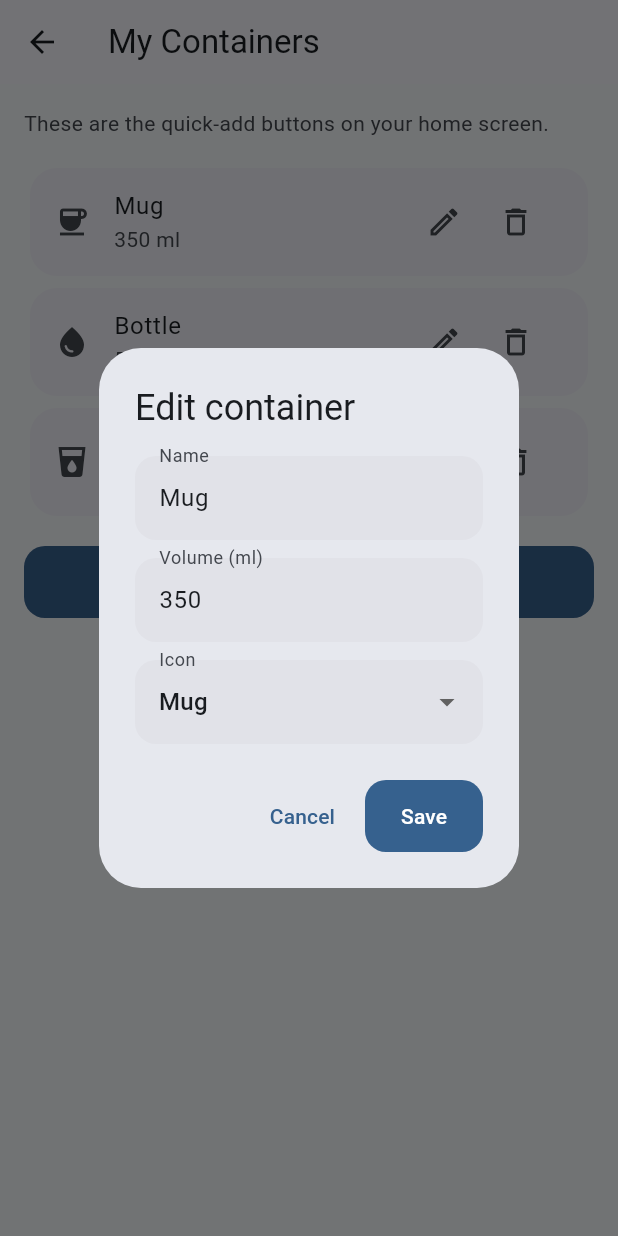
After one commit to jit-d/Aqua, a Flutter app: the ContainersScreen screen opened directly, after a tap on the "edit" icon, on a phone screen of 412 x 824 dp. The commit adds this screen. Run offline on Flutter 3.47's test engine with Material 3 defaults, Android fonts, the phone set to English and light mode, and no system bars; our stand-ins replace fl_chart, flutter_local_notifications, shared_preferences, sqflite, timezone; accounts and stored records are empty; statements that could not run were skipped.

Commit message:
Feature: custom containers with dynamic quick-add

```diff
--- /dev/null
+++ b/lib/database/container_dao.dart
@@ -0,0 +1,28 @@
+import '../models/container.dart';
+import 'database_helper.dart';
+
+class ContainerDao {
+  final DatabaseHelper _dbHelper = DatabaseHelper();
+
+  Future<List<WaterContainer>> getAll() async {
+    final db = await _dbHelper.database;
+    final rows = await db.query('containers', orderBy: 'id ASC');
+    return rows.map(WaterContainer.fromMap).toList();
+  }
+
+  Future<int> insert(WaterContainer container) async {
+    final db = await _dbHelper.database;
+    return db.insert('containers', container.toMap());
+  }
+
+  Future<int> update(WaterContainer container) async {
+    final db = await _dbHelper.database;
+    return db.update('containers', container.toMap(),
+        where: 'id = ?', whereArgs: [container.id]);
+  }
+
+  Future<int> delete(int id) async {
+    final db = await _dbHelper.database;
+    return db.delete('containers', where: 'id = ?', whereArgs: [id]);
+  }
+}
--- a/lib/database/database_helper.dart
+++ b/lib/database/database_helper.dart
@@ -65,11 +65,28 @@ class DatabaseHelper {
         progress INTEGER
       )
     ''');
+    await db.execute('''
+      CREATE TABLE containers (
+        id INTEGER PRIMARY KEY AUTOINCREMENT,
+        name TEXT NOT NULL,
+        volume_ml INTEGER NOT NULL,
+        icon TEXT NOT NULL
+      )
+    ''');
     await db.execute('CREATE INDEX idx_water_local_date ON water_entries(local_date)');
   }
 
   Future<void> _onUpgrade(Database db, int oldVersion, int newVersion) async {
-    // Future migrations go here.
+    if (oldVersion < 2) {
+      await db.execute('''
+        CREATE TABLE containers (
+          id INTEGER PRIMARY KEY AUTOINCREMENT,
+          name TEXT NOT NULL,
+          volume_ml INTEGER NOT NULL,
+          icon TEXT NOT NULL
+        )
+      ''');
+    }
   }
 
   Future<void> close() async {
--- a/lib/main.dart
+++ b/lib/main.dart
@@ -2,6 +2,7 @@ import 'package:flutter/material.dart';
 import 'package:provider/provider.dart';
 import 'app/app.dart';
 import 'providers/achievement_provider.dart';
+import 'providers/container_provider.dart';
 import 'providers/reminder_provider.dart';
 import 'providers/settings_provider.dart';
 import 'providers/statistics_provider.dart';
@@ -20,6 +21,7 @@ void main() async {
         ChangeNotifierProvider(create: (_) => StatisticsProvider()),
         ChangeNotifierProvider(create: (_) => ReminderProvider()..load()),
         ChangeNotifierProvider(create: (_) => AchievementProvider()),
+        ChangeNotifierProvider(create: (_) => ContainerProvider()..init()),
       ],
       child: const AquaApp(),
     ),
--- /dev/null
+++ b/lib/models/container.dart
@@ -0,0 +1,27 @@
+class WaterContainer {
+  final int? id;
+  final String name;
+  final int volumeMl;
+  final String icon;
+
+  WaterContainer({
+    this.id,
+    required this.name,
+    required this.volumeMl,
+    this.icon = 'local_drink',
+  });
+
+  Map<String, dynamic> toMap() => {
+        if (id != null) 'id': id,
+        'name': name,
+        'volume_ml': volumeMl,
+        'icon': icon,
+      };
+
+  factory WaterContainer.fromMap(Map<String, dynamic> m) => WaterContainer(
+        id: m['id'] as int?,
+        name: m['name'] as String,
+        volumeMl: m['volume_ml'] as int,
+        icon: m['icon'] as String? ?? 'local_drink',
+      );
+}
--- /dev/null
+++ b/lib/providers/container_provider.dart
@@ -0,0 +1,49 @@
+import 'package:flutter/foundation.dart';
+import '../database/container_dao.dart';
+import '../models/container.dart';
+
+class ContainerProvider with ChangeNotifier {
+  final ContainerDao _dao = ContainerDao();
+  List<WaterContainer> _containers = [];
+  bool _loading = true;
+
+  List<WaterContainer> get containers => _containers;
+  bool get loading => _loading;
+  WaterContainer? get primary =>
+      _containers.isNotEmpty ? _containers.first : null;
+
+  Future<void> init() async {
+    _loading = true;
+    notifyListeners();
+    _containers = await _dao.getAll();
+    if (_containers.isEmpty) {
+      await _dao.insert(
+          WaterContainer(name: 'Glass', volumeMl: 250, icon: 'local_drink'));
+      await _dao.insert(
+          WaterContainer(name: 'Mug', volumeMl: 350, icon: 'coffee'));
+      await _dao.insert(
+          WaterContainer(name: 'Bottle', volumeMl: 500, icon: 'water_drop'));
+      _containers = await _dao.getAll();
+    }
+    _loading = false;
+    notifyListeners();
+  }
+
+  Future<void> add(WaterContainer c) async {
+    await _dao.insert(c);
+    _containers = await _dao.getAll();
+    notifyListeners();
+  }
+
+  Future<void> update(WaterContainer c) async {
+    await _dao.update(c);
+    _containers = await _dao.getAll();
+    notifyListeners();
+  }
+
+  Future<void> remove(int id) async {
+    await _dao.delete(id);
+    _containers = await _dao.getAll();
+    notifyListeners();
+  }
+}
--- /dev/null
+++ b/lib/screens/containers_screen.dart
@@ -0,0 +1,139 @@
+import 'package:flutter/material.dart';
+import 'package:provider/provider.dart';
+import '../models/container.dart';
+import '../providers/container_provider.dart';
+
+class ContainersScreen extends StatelessWidget {
+  const ContainersScreen({super.key});
+
+  @override
+  Widget build(BuildContext context) {
+    final cp = context.watch<ContainerProvider>();
+    if (cp.loading) {
+      return const Scaffold(
+        body: Center(child: CircularProgressIndicator()),
+      );
+    }
+
+    return Scaffold(
+      appBar: AppBar(title: const Text('My Containers')),
+      body: ListView(
+        padding: const EdgeInsets.all(16),
+        children: [
+          Text(
+            'These are the quick-add buttons on your home screen.',
+            style: Theme.of(context).textTheme.bodyMedium?.copyWith(
+                color: Theme.of(context).colorScheme.onSurfaceVariant),
+          ),
+          const SizedBox(height: 16),
+          ...cp.containers.map((c) => Card(
+                child: ListTile(
+                  leading: Icon(_iconFor(c.icon)),
+                  title: Text(c.name),
+                  subtitle: Text('${c.volumeMl} ml'),
+                  trailing: Row(
+                    mainAxisSize: MainAxisSize.min,
+                    children: [
+                      IconButton(
+                        icon: const Icon(Icons.edit_outlined),
+                        onPressed: () => _showEditDialog(context, c),
+                      ),
+                      IconButton(
+                        icon: const Icon(Icons.delete_outline),
+                        onPressed: () => cp.remove(c.id!),
+                      ),
+                    ],
+                  ),
+                ),
+              )),
+          const SizedBox(height: 16),
+          FilledButton.icon(
+            onPressed: () => _showEditDialog(context, null),
+            icon: const Icon(Icons.add),
+            label: const Text('Add container'),
+          ),
+        ],
+      ),
+    );
+  }
+
+  IconData _iconFor(String name) {
+    switch (name) {
+      case 'coffee':
+        return Icons.coffee;
+      case 'water_drop':
+        return Icons.water_drop;
+      default:
+        return Icons.local_drink;
+    }
+  }
+
+  Future<void> _showEditDialog(
+      BuildContext context, WaterContainer? existing) async {
+    final nameCtrl = TextEditingController(text: existing?.name ?? '');
+    final volumeCtrl =
+        TextEditingController(text: existing?.volumeMl.toString() ?? '');
+    String icon = existing?.icon ?? 'local_drink';
+    final cp = context.read<ContainerProvider>();
+
+    await showDialog<void>(
+      context: context,
+      builder: (ctx) => AlertDialog(
+        title: Text(existing == null ? 'Add container' : 'Edit container'),
+        content: Column(
+          mainAxisSize: MainAxisSize.min,
+          children: [
+            TextField(
+              controller: nameCtrl,
+              decoration: const InputDecoration(labelText: 'Name'),
+            ),
+            const SizedBox(height: 12),
+            TextField(
+              controller: volumeCtrl,
+              keyboardType: TextInputType.number,
+              decoration: const InputDecoration(labelText: 'Volume (ml)'),
+            ),
+            const SizedBox(height: 12),
+            DropdownButtonFormField<String>(
+              initialValue: icon,
+              decoration: const InputDecoration(labelText: 'Icon'),
+              items: const [
+                DropdownMenuItem(
+                    value: 'local_drink', child: Text('Glass')),
+                DropdownMenuItem(value: 'coffee', child: Text('Mug')),
+                DropdownMenuItem(
+                    value: 'water_drop', child: Text('Bottle')),
+              ],
+              onChanged: (v) {
+                if (v != null) icon = v;
+              },
+            ),
+          ],
+        ),
+        actions: [
+          TextButton(
+              onPressed: () => Navigator.pop(ctx), child: const Text('Cancel')),
+          FilledButton(
+            onPressed: () async {
+              final name = nameCtrl.text.trim();
+              final vol = int.tryParse(volumeCtrl.text.trim());
+              if (name.isEmpty || vol == null || vol <= 0) return;
+              if (existing == null) {
+                await cp.add(
+                    WaterContainer(name: name, volumeMl: vol, icon: icon));
+              } else {
+                await cp.update(WaterContainer(
+                    id: existing.id,
+                    name: name,
+                    volumeMl: vol,
+                    icon: icon));
+              }
+              if (ctx.mounted) Navigator.pop(ctx);
+            },
+            child: const Text('Save'),
+          ),
+        ],
+      ),
+    );
+  }
+}
--- a/lib/screens/home_screen.dart
+++ b/lib/screens/home_screen.dart
@@ -1,5 +1,6 @@
 import 'package:flutter/material.dart';
 import 'package:provider/provider.dart';
+import '../providers/container_provider.dart';
 import '../providers/reminder_provider.dart';
 import '../providers/water_provider.dart';
 import '../widgets/quick_add_button.dart';
@@ -68,14 +69,26 @@ class HomeScreen extends StatelessWidget {
             },
           ),
           const SizedBox(height: 24),
-          Row(
-            children: [
-              for (final a in AppConstants.quickAddAmounts)
-                Padding(
-                  padding: const EdgeInsets.only(right: 8),
-                  child: QuickAddButton(amount: a, onTap: () => wp.addWater(a)),
-                ),
-            ],
+          Consumer<ContainerProvider>(
+            builder: (_, cp, __) {
+              if (cp.loading || cp.containers.isEmpty) {
+                return const SizedBox.shrink();
+              }
+              final quick = cp.containers.take(4).toList();
+              return Row(
+                children: [
+                  for (int i = 0; i < quick.length; i++)
+                    Padding(
+                      padding: const EdgeInsets.only(right: 8),
+                      child: QuickAddButton(
+                        amount: quick[i].volumeMl,
+                        onTap: () => wp.addWater(quick[i].volumeMl,
+                            drinkType: quick[i].name),
+                      ),
+                    ),
+                ],
+              );
+            },
           ),
           const SizedBox(height: 8),
           FilledButton.icon(
--- a/lib/screens/settings_screen.dart
+++ b/lib/screens/settings_screen.dart
@@ -6,6 +6,7 @@ import '../providers/settings_provider.dart';
 import '../providers/water_provider.dart';
 import '../services/export_service.dart';
 import '../utils/app_constants.dart';
+import 'containers_screen.dart';
 
 class SettingsScreen extends StatelessWidget {
   const SettingsScreen({super.key});
@@ -48,6 +49,19 @@ class SettingsScreen extends StatelessWidget {
                     if (v != null) sp.setUnit(v);
                   },
                 ),
+              ),
+              const Divider(height: 1),
+              ListTile(
+                title: const Text('My Containers'),
+                subtitle: const Text('Customise your quick-add sizes'),
+                trailing: const Icon(Icons.chevron_right),
+                onTap: () {
+                  Navigator.push(
+                    context,
+                    MaterialPageRoute(
+                        builder: (_) => const ContainersScreen()),
+                  );
+                },
               ),
               const Divider(height: 1),
               ListTile(
--- a/lib/utils/app_constants.dart
+++ b/lib/utils/app_constants.dart
@@ -20,5 +20,5 @@ class AppConstants {
 
   // Database
   static const String dbName = 'aqua_reminder.db';
-  static const int dbVersion = 1;
+  static const int dbVersion = 2;
 }
```
